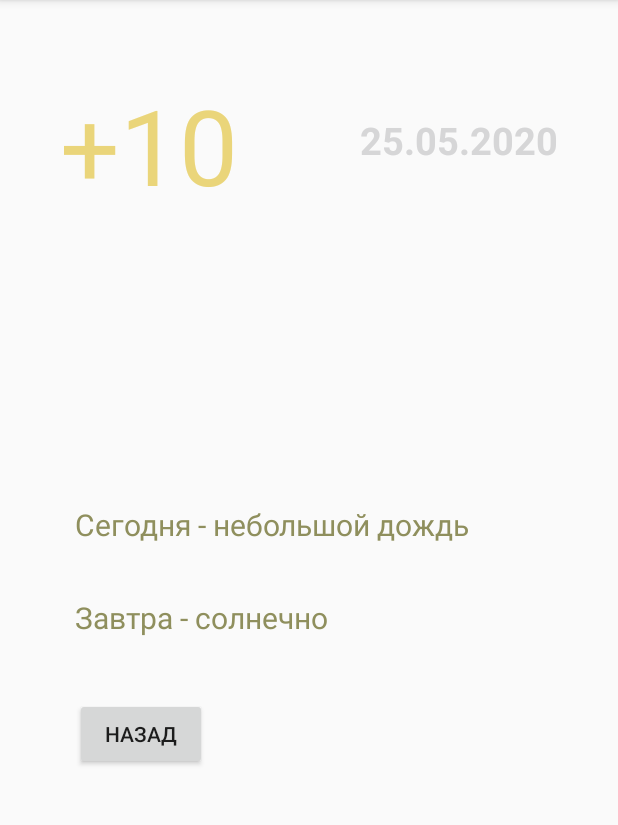
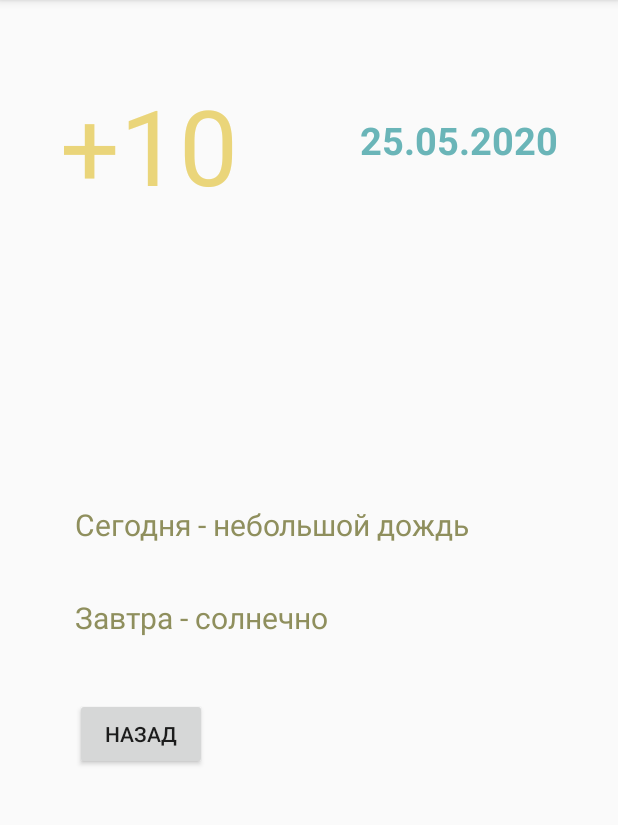
Before and after one commit to Ivnee/Android, an Android app: the NewPage screen opened directly, with no data from a screen before it, on a phone screen of 412 x 824 dp, the part 84-909 px from its top. Run offline under Robolectric (Android 15) with nearby library versions, the phone set to English and light mode, and no system bars.

Commit message:
hw2Commit

```diff
--- a/app/src/main/res/values/colors.xml
+++ b/app/src/main/res/values/colors.xml
@@ -4,5 +4,5 @@
     <color name="colorPrimaryDark">#B30006</color>
     <color name="colorAccent">#8F8F5D</color>
     <color name="tempColor">#EAD57A</color>
-    <color name="data">#6AB5B8</color>
+    <color name="blue">#6AB5B8</color>
 </resources>
```
